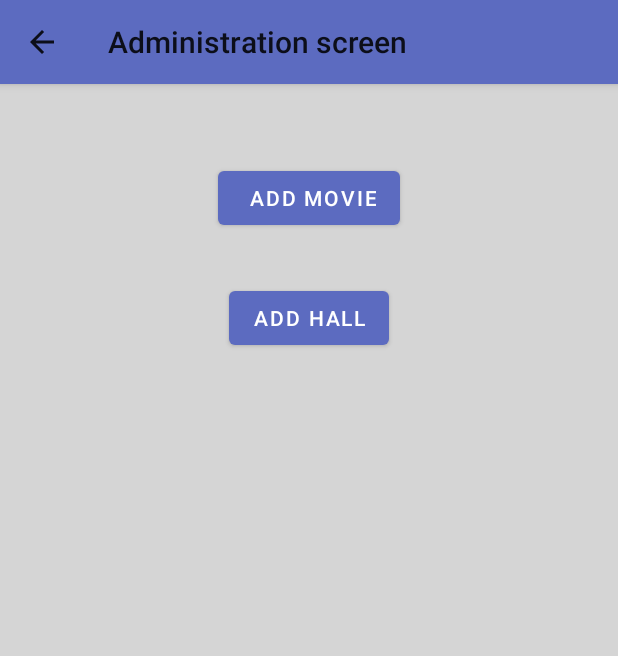
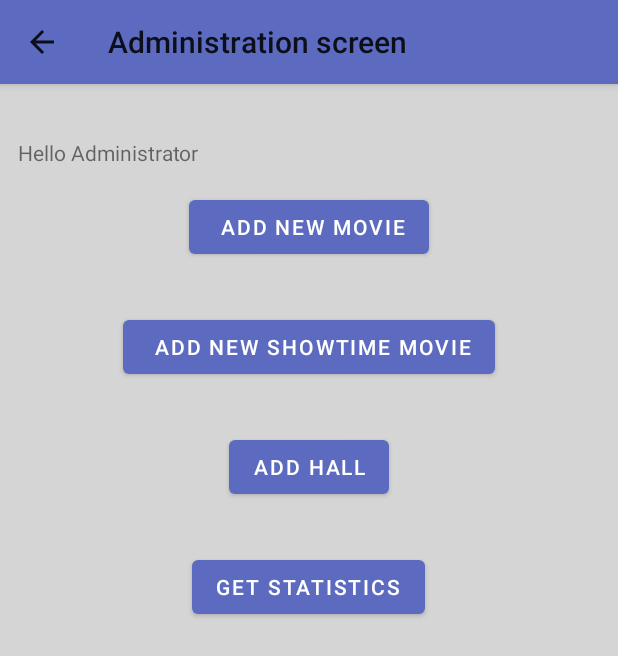
Before and after one commit to veskol1/FireApp, an Android app: the AdministrationActivity screen opened directly, with no data from a screen before it, on a phone screen of 412 x 824 dp. Shown: the top 656 px of the screen. Run offline under Robolectric (Android 15) with nearby library versions, the phone set to English and light mode, and no system bars; our stand-ins replace Firebase (no records; nobody signed in at launch, a user with empty details on screens opened directly).

Commit message:
added buttons admin

```diff
--- a/app/src/main/res/layout/activity_administration.xml
+++ b/app/src/main/res/layout/activity_administration.xml
@@ -3,21 +3,27 @@
 
 
 <LinearLayout xmlns:android="http://schemas.android.com/apk/res/android"
-    android:orientation="horizontal"
+    android:orientation="vertical"
     android:layout_width="match_parent"
     android:layout_height="match_parent"
     android:layout_gravity="center"
-    android:gravity="center"
+    android:gravity="top"
     android:layout_marginTop="24dp">
 
+    <TextView
+        android:layout_width="wrap_content"
+        android:layout_height="wrap_content"
+        android:text="Hello Administrator"
+        android:layout_marginStart="12dp"/>
+
     <LinearLayout
-        android:orientation="vertical"
         android:layout_width="match_parent"
         android:layout_height="wrap_content"
         android:layout_gravity="top"
         android:layout_marginStart="24dp"
         android:layout_marginEnd="24dp"
-        android:gravity="center">
+        android:gravity="center"
+        android:orientation="vertical">
 
 
         <com.google.android.material.button.MaterialButton
@@ -25,19 +31,30 @@
             android:layout_width="wrap_content"
             android:layout_height="wrap_content"
             android:layout_margin="16dp"
-            android:text=" Add movie"
-            />
+            android:text=" Add new movie" />
+
+        <com.google.android.material.button.MaterialButton
+            android:id="@+id/add_showtime_btn"
+            android:layout_width="wrap_content"
+            android:layout_height="wrap_content"
+            android:layout_margin="16dp"
+            android:text=" Add new Showtime movie" />
 
         <com.google.android.material.button.MaterialButton
             android:id="@+id/add_hall_btn"
             android:layout_width="wrap_content"
             android:layout_height="wrap_content"
             android:layout_margin="16dp"
-            android:text="Add Hall"
-            />
+            android:text="Add Hall" />
+
+        <com.google.android.material.button.MaterialButton
+            android:id="@+id/get_statistics_btn"
+            android:layout_width="wrap_content"
+            android:layout_height="wrap_content"
+            android:layout_margin="16dp"
+            android:text="Get statistics" />
 
     </LinearLayout>
 
 
-
 </LinearLayout>
```
